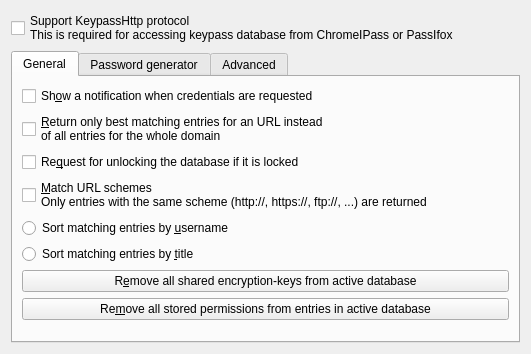
BluStor/PasswordVault_OSX, file src/http/OptionDialog.ui: the form before one commit.
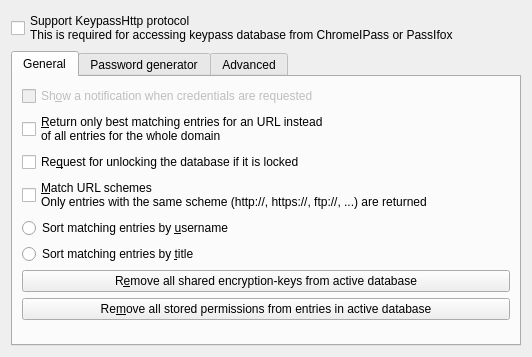
The form after the commit. Custom widgets are drawn as their Qt base class.

```diff
--- a/src/http/OptionDialog.ui
+++ b/src/http/OptionDialog.ui
@@ -6,8 +6,8 @@
    <rect>
     <x>0</x>
     <y>0</y>
-    <width>531</width>
-    <height>354</height>
+    <width>532</width>
+    <height>357</height>
    </rect>
   </property>
   <property name="windowTitle">
@@ -37,9 +37,15 @@
       <layout class="QVBoxLayout" name="verticalLayout_2">
        <item>
         <widget class="QCheckBox" name="showNotification">
+         <property name="enabled">
+          <bool>false</bool>
+         </property>
          <property name="text">
           <string>Sh&amp;ow a notification when credentials are requested</string>
          </property>
+         <property name="checked">
+          <bool>false</bool>
+         </property>
         </widget>
        </item>
        <item>
```
